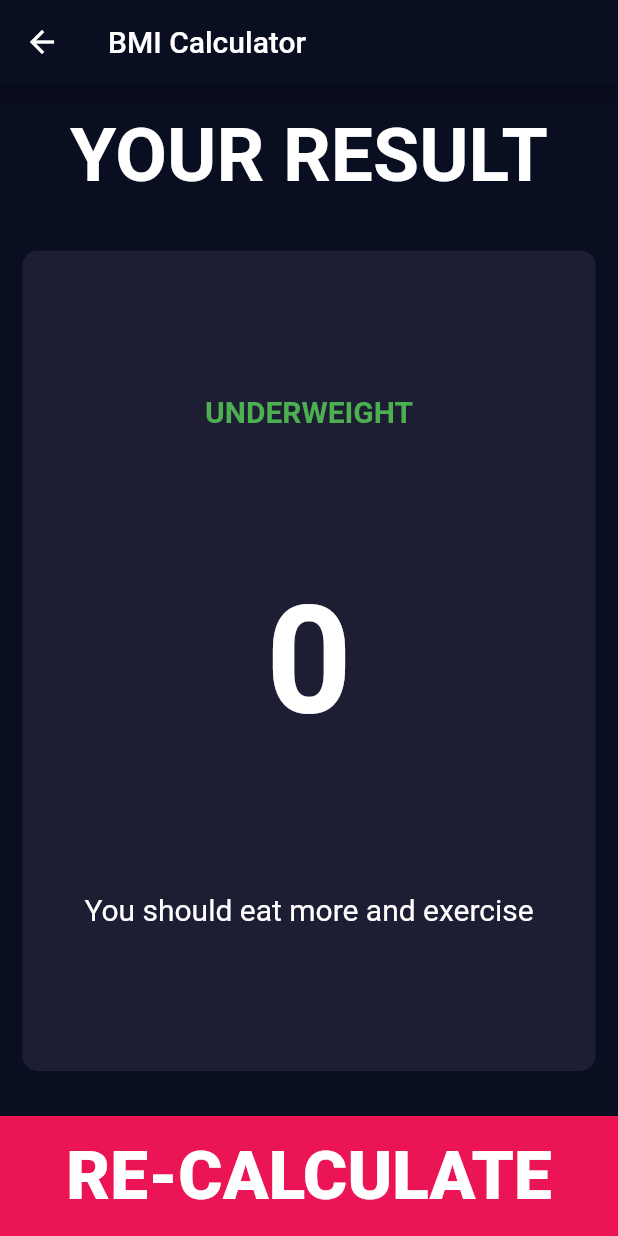
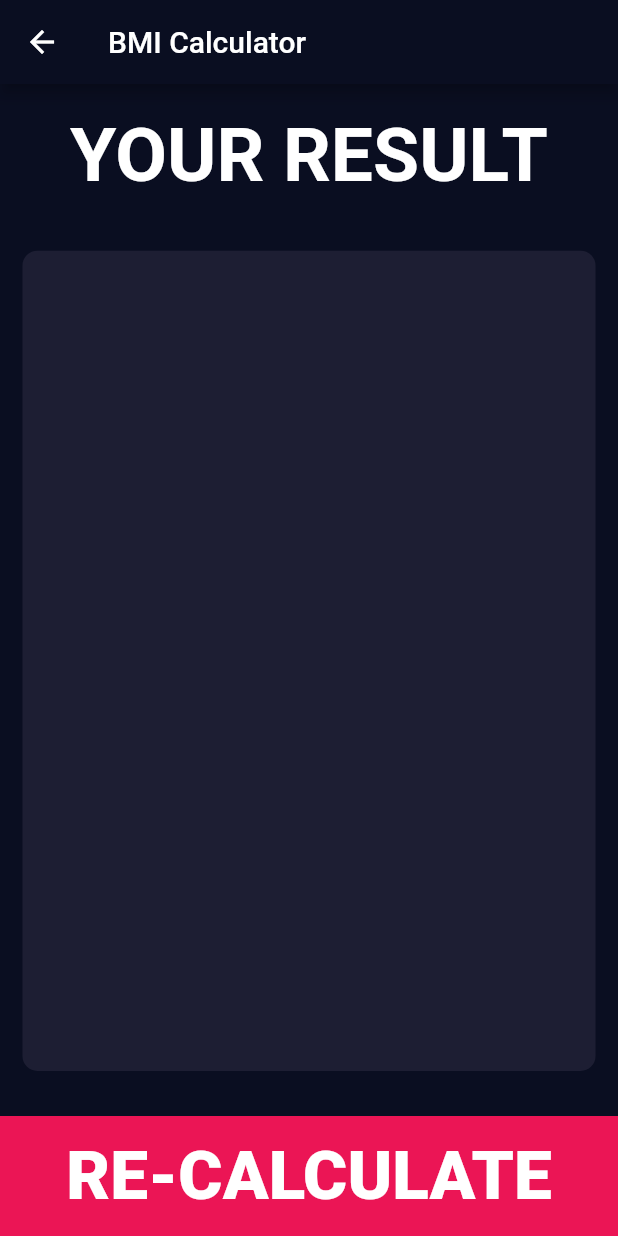
Before and after one commit to matatoMatata94/bmi_calculator, a Flutter app: the ResultPage screen opened directly with empty values, on a phone screen of 412 x 824 dp. Run offline on Flutter 3.47's test engine with Material 2 defaults, Android fonts, the phone set to English and light mode, and no system bars; our stand-ins replace font_awesome_flutter.

```diff
--- a/lib/constants.dart
+++ b/lib/constants.dart
@@ -36,6 +36,6 @@ const kBMITextStyle = TextStyle(
   fontWeight: FontWeight.bold,
 );
 
-const kExplanationTextStyle = TextStyle(
+const kInterpretationTextStyle = TextStyle(
   fontSize: 20.0,
 );
--- a/lib/screens/result_page.dart
+++ b/lib/screens/result_page.dart
@@ -4,25 +4,15 @@ import 'package:bmi_calculator/constants.dart';
 import 'package:flutter/material.dart';
 
 class ResultPage extends StatelessWidget {
-  ResultPage({required this.bmi});
+  ResultPage({
+    required this.bmi,
+    required this.bmiCategory,
+    required this.bmiInterpretation,
+  });
 
-  final int bmi;
-
-  final Map<String, String> weightCategories = {
-    'UNDERWEIGHT': 'You should eat more and exercise',
-    'NORMAL': 'You should keep doing whatever you are doing',
-    'OVERWEIGHT': 'You should eat less and exercise',
-  };
-
-  String checkBMI(int bmi) {
-    if (bmi < 18) {
-      return 'UNDERWEIGHT';
-    } else if (bmi > 25) {
-      return 'OVERWEIGHT';
-    } else {
-      return 'NORMAL';
-    }
-  }
+  final String bmiCategory;
+  final String bmi;
+  final String bmiInterpretation;
 
   @override
   Widget build(BuildContext context) {
@@ -50,13 +40,13 @@ class ResultPage extends StatelessWidget {
                   mainAxisAlignment: MainAxisAlignment.spaceEvenly,
                   children: [
                     Text(
-                      checkBMI(bmi),
+                      bmiCategory,
                       style: kResultTextStyle,
                     ),
                     Text(bmi.toString(), style: kBMITextStyle),
                     Text(
-                      weightCategories[checkBMI(bmi)]!,
-                      style: kExplanationTextStyle,
+                      bmiInterpretation,
+                      style: kInterpretationTextStyle,
                     ),
                   ],
                 ),
```
Also changed, not shown: lib/calculator_brain.dart (added, +34 -0 lines), lib/screens/input_page.dart (+8 -5 lines).
